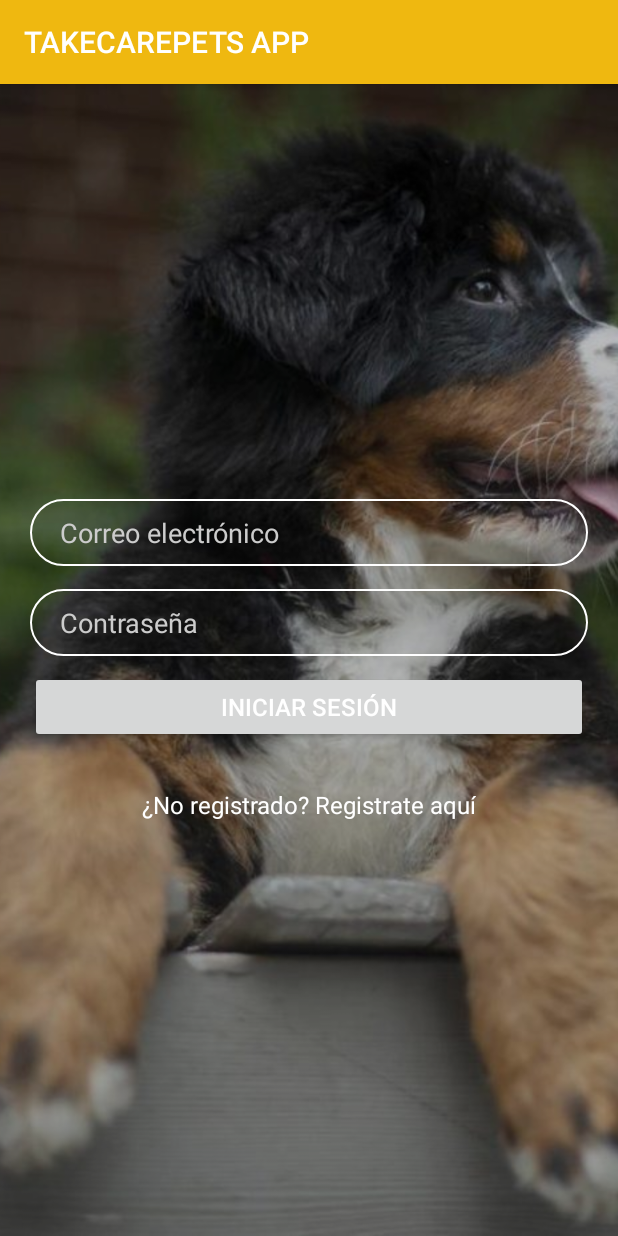
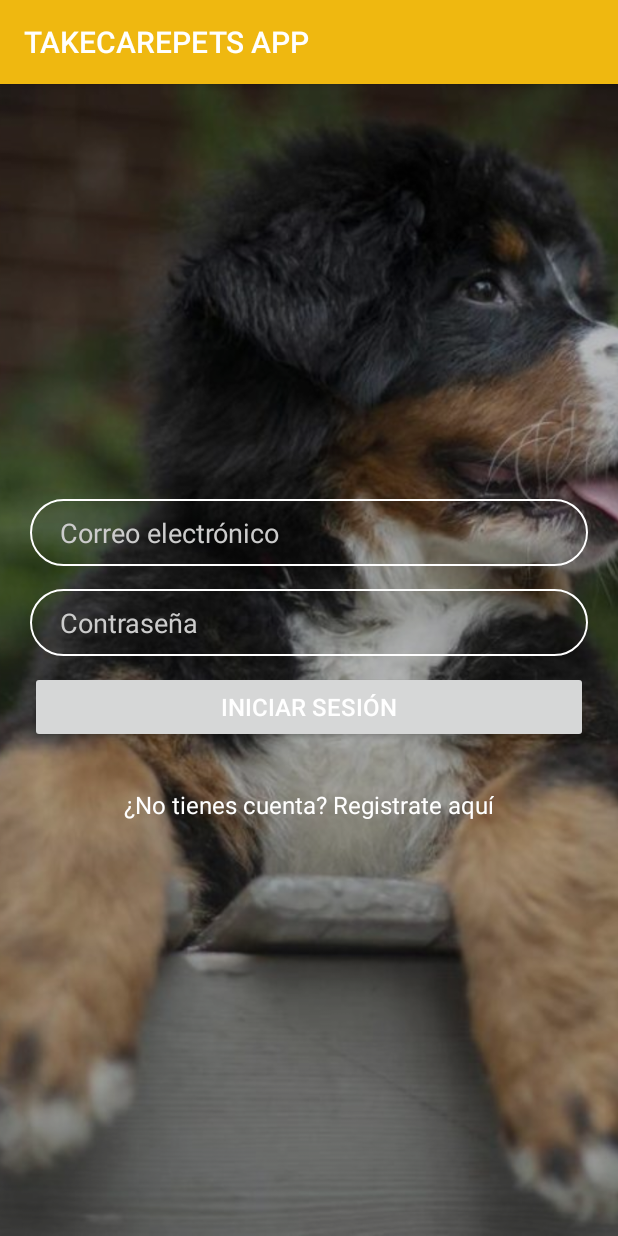
Before and after one commit to Fercho1992/AppProyectoFinal, an Android app: the screen it shows after launch (LoginActivity), on a phone screen of 412 x 824 dp. Run offline under Robolectric (Android 15) with nearby library versions, the phone set to English and light mode, and no system bars; our stand-ins replace Firebase (no records; nobody signed in at launch, a user with empty details on screens opened directly).

Commit message:
Texto de mensaje desde archivo "strings"

```diff
--- a/app/src/main/res/layout/activity_login.xml
+++ b/app/src/main/res/layout/activity_login.xml
@@ -67,9 +67,8 @@
             android:id="@+id/textView"
             android:layout_width="wrap_content"
             android:layout_height="wrap_content"
-            android:text="¿No registrado? Registrate aquí"
-            android:textSize="16sp"
+            android:text="@string/mensajeLogin"
             android:textColor="#fff"
-            />
+            android:textSize="16sp" />
     </LinearLayout>
 </RelativeLayout>
--- a/app/src/main/res/values/strings.xml
+++ b/app/src/main/res/values/strings.xml
@@ -19,6 +19,7 @@
     <string name="menu_slideshow">Slideshow</string>
     <string name="home_second">Home Second</string>
     <string name="title_activity_navigation_menu">NavigationMenuActivity</string>
-    <string name="title_activity_maps">Map</string>
+
+    <string name="mensajeLogin">¿No tienes cuenta? Registrate aquí</string>
 
 </resources>
```
